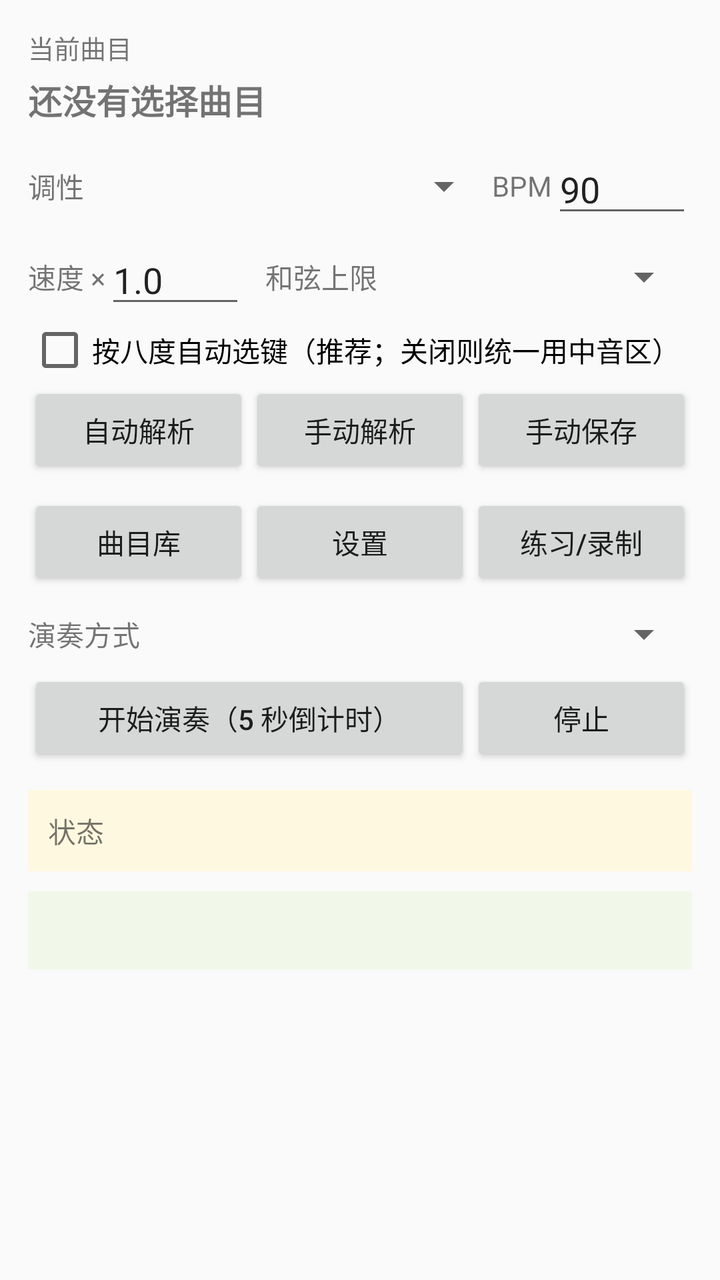
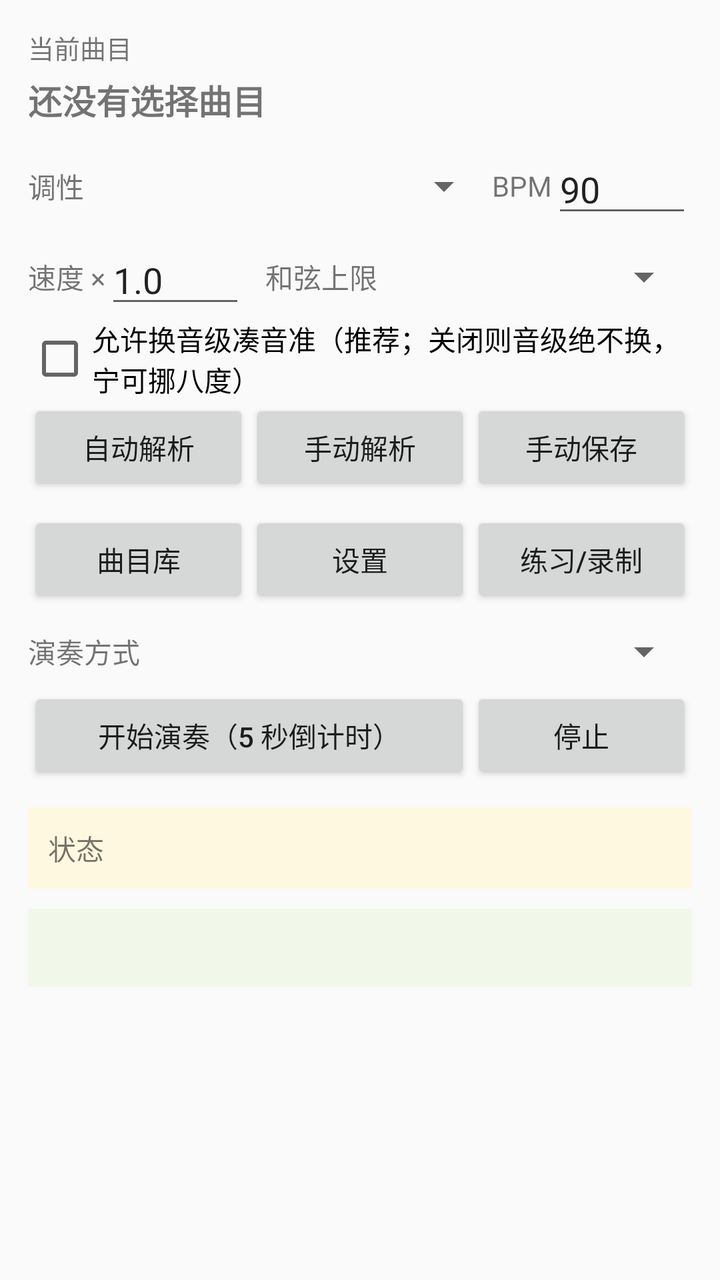

Before-and-after screenshots of an Android layout around one commit, followed by the original layout XML and the change that was made.
<!-- AndroidManifest.xml: application theme android:Theme.Material.Light.DarkActionBar -->
<!-- res/layout/activity_main.xml -->
<?xml version="1.0" encoding="utf-8"?>
<ScrollView xmlns:android="http://schemas.android.com/apk/res/android"
    android:layout_width="match_parent"
    android:layout_height="match_parent"
    android:fillViewport="true">

    <LinearLayout
        android:layout_width="match_parent"
        android:layout_height="wrap_content"
        android:orientation="vertical"
        android:padding="14dp">

        <TextView
            android:layout_width="match_parent"
            android:layout_height="wrap_content"
            android:text="当前曲目"
            android:textSize="13sp" />

        <TextView
            android:id="@+id/tv_song"
            android:layout_width="match_parent"
            android:layout_height="wrap_content"
            android:paddingTop="4dp"
            android:text="还没有选择曲目"
            android:textSize="17sp"
            android:textStyle="bold" />

        <LinearLayout
            android:layout_width="match_parent"
            android:layout_height="wrap_content"
            android:layout_marginTop="10dp"
            android:gravity="center_vertical"
            android:orientation="horizontal">

            <TextView
                android:layout_width="wrap_content"
                android:layout_height="wrap_content"
                android:text="调性" />

            <Spinner
                android:id="@+id/sp_key"
                android:layout_width="0dp"
                android:layout_height="wrap_content"
                android:layout_weight="1" />

            <TextView
                android:layout_width="wrap_content"
                android:layout_height="wrap_content"
                android:text="BPM" />

            <EditText
                android:id="@+id/et_bpm"
                android:layout_width="70dp"
                android:layout_height="wrap_content"
                android:inputType="number"
                android:text="90" />
        </LinearLayout>

        <LinearLayout
            android:layout_width="match_parent"
            android:layout_height="wrap_content"
            android:layout_marginTop="4dp"
            android:gravity="center_vertical"
            android:orientation="horizontal">

            <TextView
                android:layout_width="wrap_content"
                android:layout_height="wrap_content"
                android:text="速度 ×" />

            <EditText
                android:id="@+id/et_speed"
                android:layout_width="70dp"
                android:layout_height="wrap_content"
                android:inputType="numberDecimal"
                android:text="1.0" />

            <TextView
                android:layout_width="wrap_content"
                android:layout_height="wrap_content"
                android:layout_marginStart="10dp"
                android:text="和弦上限" />

            <Spinner
                android:id="@+id/sp_chord"
                android:layout_width="0dp"
                android:layout_height="wrap_content"
                android:layout_weight="1" />
        </LinearLayout>

        <CheckBox
            android:id="@+id/cb_zero"
            android:layout_width="match_parent"
            android:layout_height="wrap_content"
            android:text="按八度自动选键（推荐；关闭则统一用中音区）" />

        <LinearLayout
            android:layout_width="match_parent"
            android:layout_height="wrap_content"
            android:orientation="horizontal">

            <Button
                android:id="@+id/btn_auto_parse"
                android:layout_width="0dp"
                android:layout_height="wrap_content"
                android:layout_weight="1"
                android:text="自动解析" />

            <Button
                android:id="@+id/btn_reparse"
                android:layout_width="0dp"
                android:layout_height="wrap_content"
                android:layout_weight="1"
                android:text="手动解析" />

            <Button
                android:id="@+id/btn_save"
                android:layout_width="0dp"
                android:layout_height="wrap_content"
                android:layout_weight="1"
                android:text="手动保存" />
        </LinearLayout>

        <LinearLayout
            android:layout_width="match_parent"
            android:layout_height="wrap_content"
            android:layout_marginTop="8dp"
            android:orientation="horizontal">

            <Button
                android:id="@+id/btn_songs"
                android:layout_width="0dp"
                android:layout_height="wrap_content"
                android:layout_weight="1"
                android:text="曲目库" />

            <Button
                android:id="@+id/btn_settings"
                android:layout_width="0dp"
                android:layout_height="wrap_content"
                android:layout_weight="1"
                android:text="设置" />

            <Button
                android:id="@+id/btn_practice"
                android:layout_width="0dp"
                android:layout_height="wrap_content"
                android:layout_weight="1"
                android:text="练习/录制" />
        </LinearLayout>

        <LinearLayout
            android:layout_width="match_parent"
            android:layout_height="wrap_content"
            android:layout_marginTop="10dp"
            android:gravity="center_vertical"
            android:orientation="horizontal">

            <TextView
                android:layout_width="wrap_content"
                android:layout_height="wrap_content"
                android:text="演奏方式" />

            <Spinner
                android:id="@+id/sp_mode"
                android:layout_width="0dp"
                android:layout_height="wrap_content"
                android:layout_weight="1" />
        </LinearLayout>

        <LinearLayout
            android:layout_width="match_parent"
            android:layout_height="wrap_content"
            android:layout_marginTop="6dp"
            android:orientation="horizontal">

            <Button
                android:id="@+id/btn_play"
                android:layout_width="0dp"
                android:layout_height="wrap_content"
                android:layout_weight="2"
                android:text="开始演奏（5 秒倒计时）" />

            <Button
                android:id="@+id/btn_stop"
                android:layout_width="0dp"
                android:layout_height="wrap_content"
                android:layout_weight="1"
                android:text="停止" />
        </LinearLayout>

        <TextView
            android:id="@+id/tv_status"
            android:layout_width="match_parent"
            android:layout_height="wrap_content"
            android:layout_marginTop="12dp"
            android:background="#FFF8E1"
            android:padding="10dp"
            android:textSize="14sp"
            android:text="状态" />

        <TextView
            android:id="@+id/tv_preview"
            android:layout_width="match_parent"
            android:layout_height="wrap_content"
            android:layout_marginTop="10dp"
            android:background="#F1F8E9"
            android:padding="10dp"
            android:textSize="14sp"
            android:typeface="monospace" />
    </LinearLayout>
</ScrollView>
<!-- resources referenced by this layout -->
<resources>

</resources>

<!-- the commit's change to res/layout/activity_main.xml (unified diff, before → after) -->
@@ -92,7 +92,7 @@
             android:id="@+id/cb_zero"
             android:layout_width="match_parent"
             android:layout_height="wrap_content"
-            android:text="按八度自动选键（推荐；关闭则统一用中音区）" />
+            android:text="允许换音级凑音准（推荐；关闭则音级绝不换，宁可挪八度）" />
 
         <LinearLayout
             android:layout_width="match_parent"
